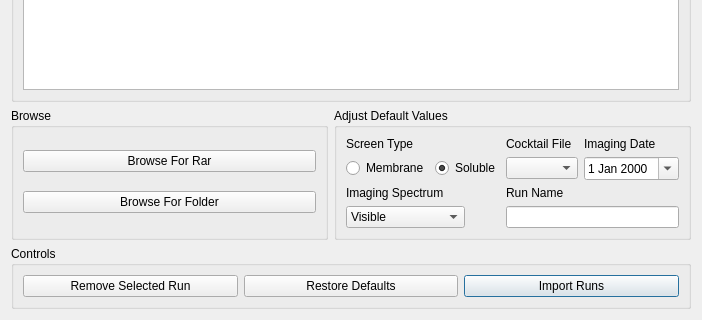
Before: the Qt Designer form pyqt_designer/multi_run_importer.ui in Hauptman-Woodward/Marco_Polo, drawn with Qt 5; both pictures show x 0 to 702 and y 195 to 515 of the 702 by 515 pixel window.
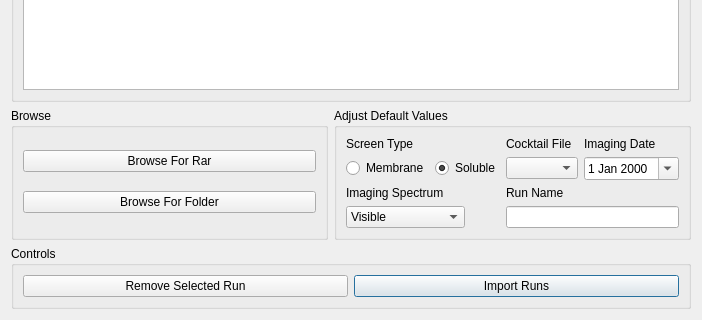
After: the same form once the commit is applied.

```diff
--- a/pyqt_designer/multi_run_importer.ui
+++ b/pyqt_designer/multi_run_importer.ui
@@ -185,13 +185,6 @@
         </property>
        </widget>
       </item>
-      <item>
-       <widget class="QPushButton" name="pushButton_3">
-        <property name="text">
-         <string>Restore Defaults</string>
-        </property>
-       </widget>
-      </item>
       <item>
        <widget class="QPushButton" name="pushButton">
         <property name="toolTip">
```
Left out of the diff: 2 changed lines with no effect on the pictures.
